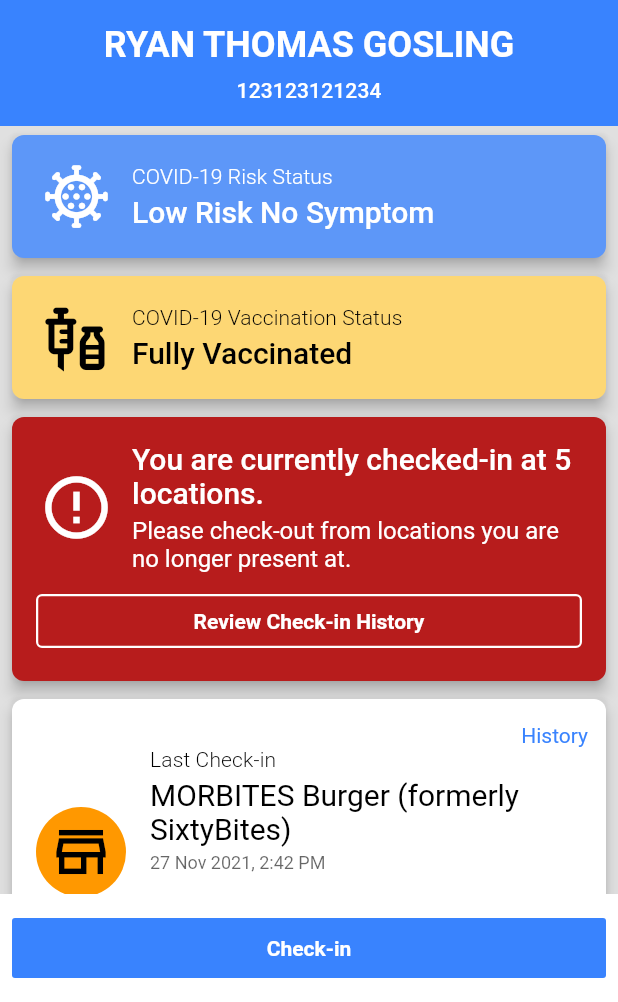
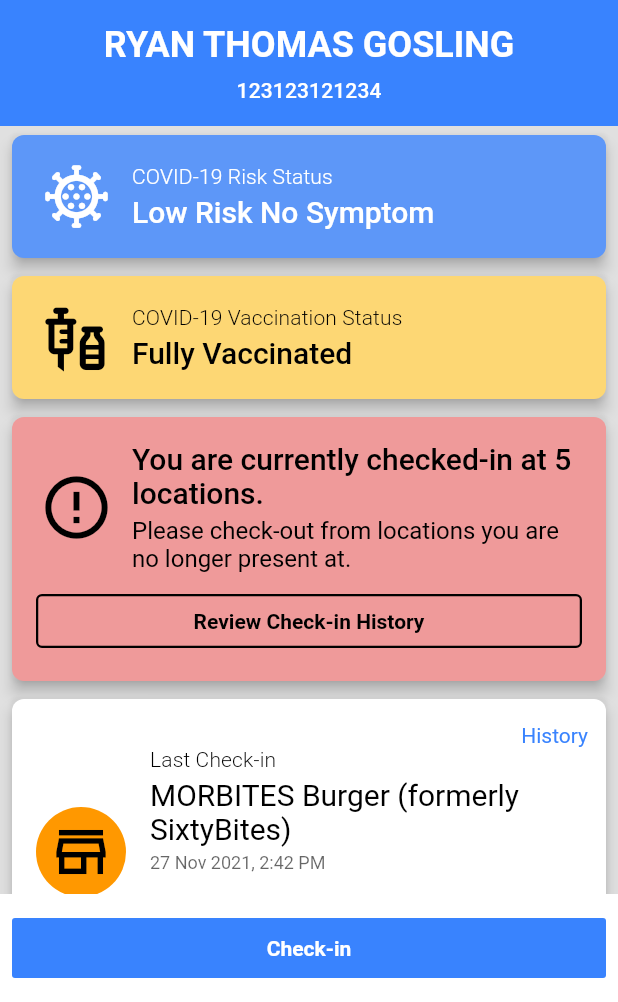
Before and after one commit to benz93chung/pseudosejahtera, a Flutter app: the screen it shows after launch, on a phone screen of 412 x 824 dp, the part 234-1236 px from its top. Run offline on Flutter 3.47's test engine with Material 2 defaults, Android fonts, the phone set to English and light mode, and no system bars; our stand-ins replace equatable, flutter_bloc, get_it, tuple; missing offline and left inert: flutter_statusbarcolor_ns.

Commit message:
Change check out reminder card styling

```diff
--- a/lib/screens/status_page/components/check_out_reminder_card.dart
+++ b/lib/screens/status_page/components/check_out_reminder_card.dart
@@ -23,7 +23,7 @@ class CheckOutReminderCard extends StatelessWidget {
         return BaseCard(
           child: Container(
             padding: const EdgeInsets.all(spacingLarge),
-            color: colorScheme.error,
+            color: Colors.red.shade200,
             child: Column(
               children: [
                 Row(
@@ -32,7 +32,7 @@ class CheckOutReminderCard extends StatelessWidget {
                       padding: const EdgeInsets.only(left: spacingXSmall, right: spacingXMid),
                       child: Icon(
                         Icons.error_outline,
-                        color: colorScheme.onError,
+                        color: colorScheme.onSurface,
                         size: statusPageCardIconSize,
                       ),
                     ),
@@ -44,14 +44,16 @@ class CheckOutReminderCard extends StatelessWidget {
                           Text(
                             'You are currently checked-in at $historyCount locations.',
                             style: textTheme.headline6?.copyWith(
-                              color: colorScheme.onError,
+                              color: colorScheme.onSurface,
                               fontWeight: FontWeight.w500,
                             ),
                           ),
                           const Padding(padding: EdgeInsets.symmetric(vertical: spacingXSmall)),
                           Text(
                             'Please check-out from locations you are no longer present at.',
-                            style: textTheme.subtitle1?.copyWith(color: colorScheme.onError),
+                            style: textTheme.subtitle1?.copyWith(
+                              color: colorScheme.onSurface,
+                            ),
                           ),
                         ],
                       ),
@@ -70,8 +72,8 @@ class CheckOutReminderCard extends StatelessWidget {
                         ),
                       );
                     },
-                    backgroundColor: colorScheme.error,
-                    foregroundColor: colorScheme.onError,
+                    backgroundColor: Colors.red.shade200,
+                    foregroundColor: colorScheme.onSurface,
                     child: Builder(
                       builder: (context) {
                         final theme = Theme.of(context);
@@ -79,7 +81,7 @@ class CheckOutReminderCard extends StatelessWidget {
                         return Text(
                           'Review Check-in History',
                           style: theme.textTheme.button?.copyWith(
-                            color: theme.colorScheme.onError,
+                            color: colorScheme.onSurface,
                             fontWeight: FontWeight.w600,
                           ),
                         );
```
